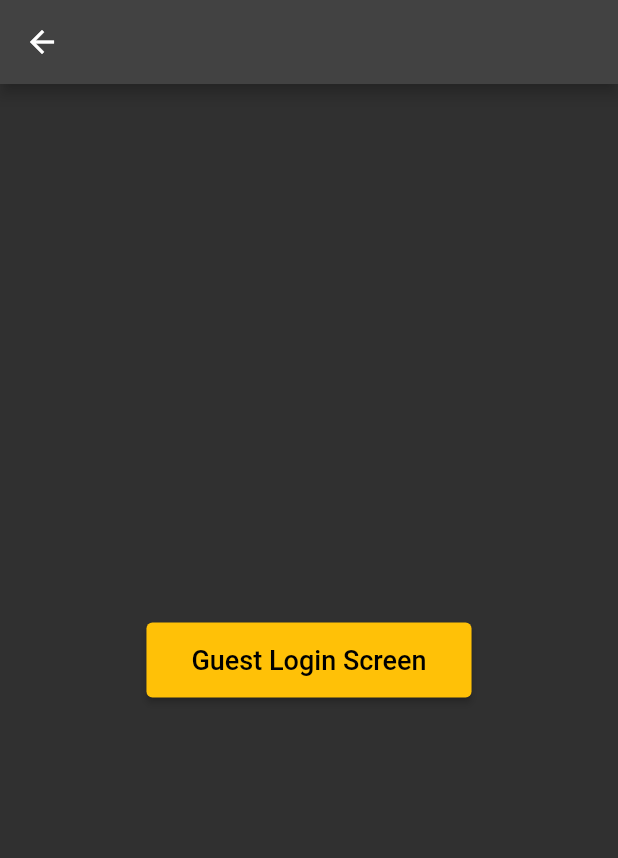
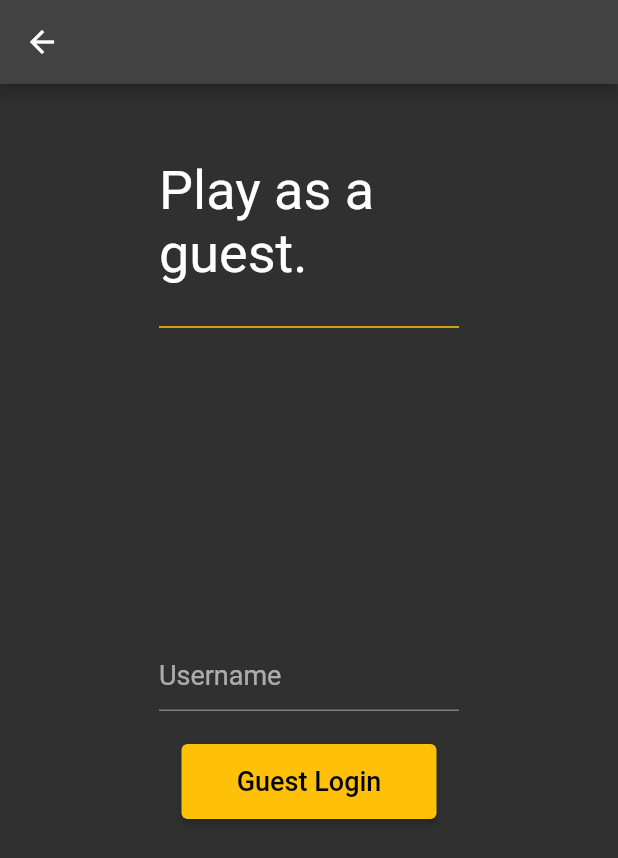
Before and after one commit to davidrgb/20-20-Questions, a Flutter app: the screen it shows after launch, after a tap on "Play As Guest", on a phone screen of 412 x 824 dp. Shown: the top 858 px of the screen. Run offline on Flutter 3.47's test engine with Material 2 defaults, Android fonts, the phone set to English and light mode, and no system bars; our stand-ins replace cloud_firestore, firebase_auth, firebase_core; accounts and stored records are empty.

Commit message:
Finished guest login screen

```diff
--- a/lib/view/guest_login_screen.dart
+++ b/lib/view/guest_login_screen.dart
@@ -1,4 +1,8 @@
+import 'package:firebase_auth/firebase_auth.dart';
 import 'package:flutter/material.dart';
+import 'package:twenty_twenty_questions/model/constant.dart';
+import 'package:twenty_twenty_questions/model/player.dart';
+import 'package:twenty_twenty_questions/view/lobby_list_screen.dart';
 
 class GuestLoginScreen extends StatefulWidget {
   static const routeName = '/guestLoginScreen';
@@ -11,6 +15,7 @@ class GuestLoginScreen extends StatefulWidget {
 
 class _GuestLoginScreenState extends State<GuestLoginScreen> {
   late _Controller controller;
+  GlobalKey<FormState> loginKey = GlobalKey();
 
   void render(fn) => setState(fn);
 
@@ -24,17 +29,66 @@ class _GuestLoginScreenState extends State<GuestLoginScreen> {
   Widget build(BuildContext context) {
     return Scaffold(
       appBar: AppBar(),
-      body: Container(
-        padding: const EdgeInsets.all(50),
+      body: SingleChildScrollView(
+        child: Container(
+          padding: const EdgeInsets.only(
+            top: 50,
+          ),
           width: MediaQuery.of(context).size.width,
+          child: Column(
+            children: [
+              const SizedBox(
+                width: 200,
+                child: Text(
+                  "Play as a guest.",
+                  style: TextStyle(
+                    fontSize: 36,
+                  ),
+                ),
+              ),
+              const SizedBox(
+                height: 20,
+              ),
+              const SizedBox(
+                width: 200,
+                child: Divider(
+                  color: Colors.amber,
+                  thickness: 1,
+                ),
+              ),
+              const SizedBox(
+                height: 200,
+              ),
+              Form(
+                key: loginKey,
                 child: Column(
                   mainAxisAlignment: MainAxisAlignment.center,
                   children: [
+                    SizedBox(
+                      width: 200,
+                      height: 50,
+                      child: TextFormField(
+                        decoration: const InputDecoration(
+                          focusedBorder: OutlineInputBorder(
+                            borderSide: BorderSide(color: Colors.amber),
+                          ),
+                          hintText: "Username",
+                        ),
+                        style: const TextStyle(fontSize: 18),
+                        validator: controller.validateUsername,
+                        onSaved: controller.saveUsername,
+                      ),
+                    ),
+                    const SizedBox(height: 20),
                     ElevatedButton(
-              onPressed: () {},
-              child: const Text('Guest Login Screen'),
+                      onPressed: controller.login,
+                      child: const Text('Guest Login'),
                     ),
                   ],
+                ),
+              ),
+            ],
+          ),
         ),
       ),
     );
@@ -43,5 +97,44 @@ class _GuestLoginScreenState extends State<GuestLoginScreen> {
 
 class _Controller {
   late _GuestLoginScreenState state;
+  FirebaseAuth auth = FirebaseAuth.instance;
+
+  String? username;
   _Controller(this.state);
+
+  String? validateUsername(String? value) {
+    if (value == null || value.isEmpty) {
+      return 'Username required';
+    } else if (value.length > 20) {
+      return 'Username must be 20 characters or less.';
+    } else {
+      return null;
     }
+  }
+
+  void saveUsername(String? value) {
+    if (value != null) username = value;
+  }
+
+  void login() async {
+    FormState? currentState = state.loginKey.currentState;
+    if (currentState == null || !currentState.validate()) {
+      return;
+    }
+    currentState.save();
+
+    Player? player = Player(
+      playerID: username!,
+      friends: [],
+    );
+    await auth.signInAnonymously();
+
+    await Navigator.pushNamed(
+      state.context,
+      LobbyListScreen.routeName,
+      arguments: {
+        ARGS.PLAYER: player,
+      },
+    );
+  }
+}
```
Lines whose indentation alone changed are shown as unchanged.
